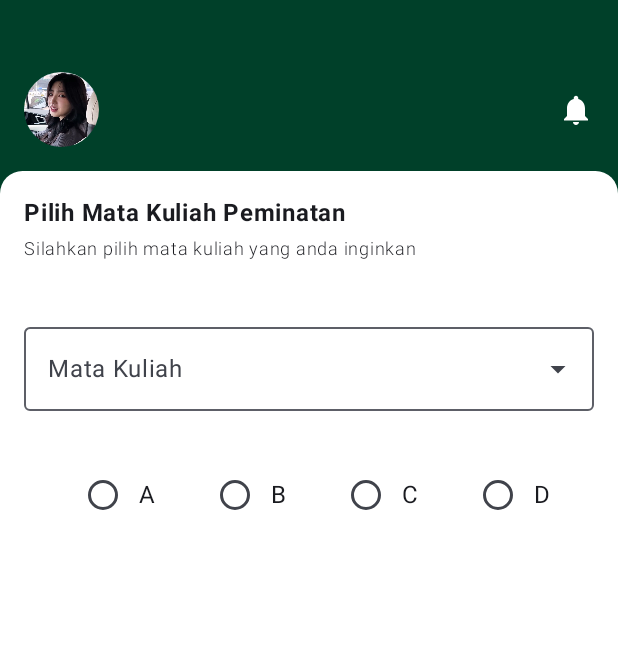
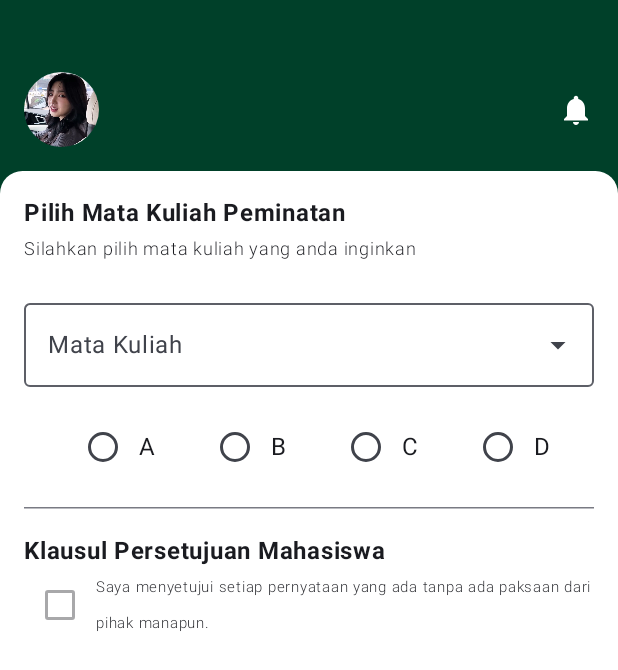
Before and after one commit to hi-lufz1/Quest6_181, an Android app built with Jetpack Compose: the composable RencanaStudyView shown on its own in the app's theme, on a phone screen of 412 x 824 dp. Shown: the top 670 px of the screen. Run offline under Robolectric (Android 15) with nearby library versions, the phone set to English and light mode, and no system bars.

Commit message:
menambahkah checkbox konfirmasi

```diff
--- a/app/src/main/java/com/example/navigasidata/ui/screen/RencanaStudyView.kt
+++ b/app/src/main/java/com/example/navigasidata/ui/screen/RencanaStudyView.kt
@@ -15,6 +15,8 @@ import androidx.compose.foundation.shape.CircleShape
 import androidx.compose.foundation.shape.RoundedCornerShape
 import androidx.compose.material.icons.Icons
 import androidx.compose.material.icons.filled.Notifications
+import androidx.compose.material3.Checkbox
+import androidx.compose.material3.HorizontalDivider
 import androidx.compose.material3.Icon
 import androidx.compose.material3.RadioButton
 import androidx.compose.material3.Text
@@ -129,7 +131,7 @@ fun RencanaStudyView(
                     fontWeight = FontWeight.Light,
                     fontSize = 12.sp
                 )
-                Spacer(modifier = Modifier.padding(16.dp))
+                Spacer(modifier = Modifier.padding(8.dp))
                 DynamicSelectedField(
                     selectedValue = chosenDropdown,
                     options = MataKuliah.options,
@@ -138,20 +140,37 @@ fun RencanaStudyView(
                         chosenDropdown = it
                     }
                 )
-                Spacer(modifier = Modifier.padding(16.dp))
+                Spacer(modifier = Modifier.padding(8.dp))
                 Row(
                     modifier = Modifier.fillMaxWidth(),
                     horizontalArrangement = Arrangement.SpaceEvenly
                 ) {
                     RuangKelas.listKelas.forEach { data ->
-                        Row (verticalAlignment = Alignment.CenterVertically){
+                        Row(verticalAlignment = Alignment.CenterVertically) {
                             RadioButton(
                                 selected = pilihanKelas == data,
-                                onClick = {pilihanKelas = data}
+                                onClick = { pilihanKelas = data }
                             )
                             Text(data)
                         }
                     }
+                }
+                Spacer(modifier = Modifier.padding(8.dp))
+                HorizontalDivider()
+                Spacer(modifier = Modifier.padding(8.dp))
+                Text("Klausul Persetujuan Mahasiswa", fontWeight = FontWeight.Bold)
+                Row(
+                    verticalAlignment = Alignment.CenterVertically
+                ) {
+                    Checkbox(
+                        checked = checked,
+                        onCheckedChange = { checked = it },
+                        enabled = chosenDropdown.isNotBlank() && pilihanKelas.isNotBlank()
+                    )
+                    Text(
+                        "Saya menyetujui setiap pernyataan yang ada tanpa ada paksaan dari pihak manapun.",
+                        fontWeight = FontWeight.Light, fontSize = 10.sp
+                    )
                 }
 
             }
```
